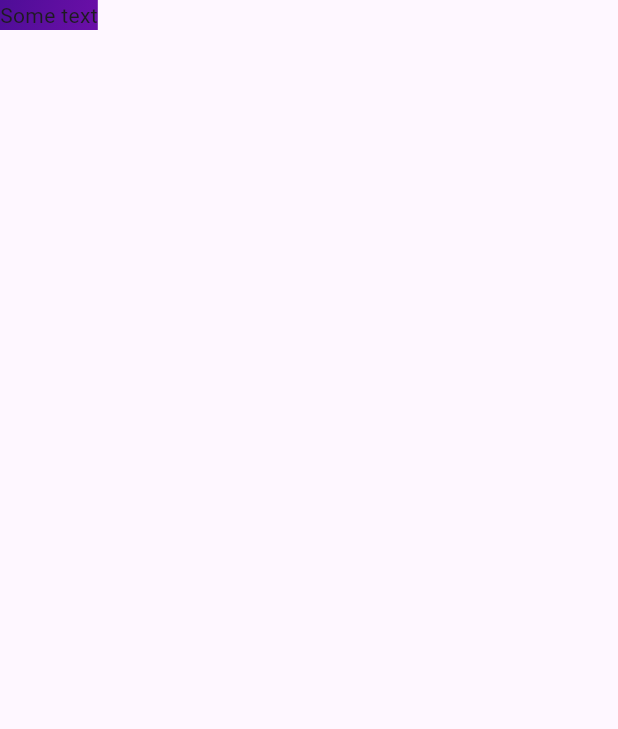
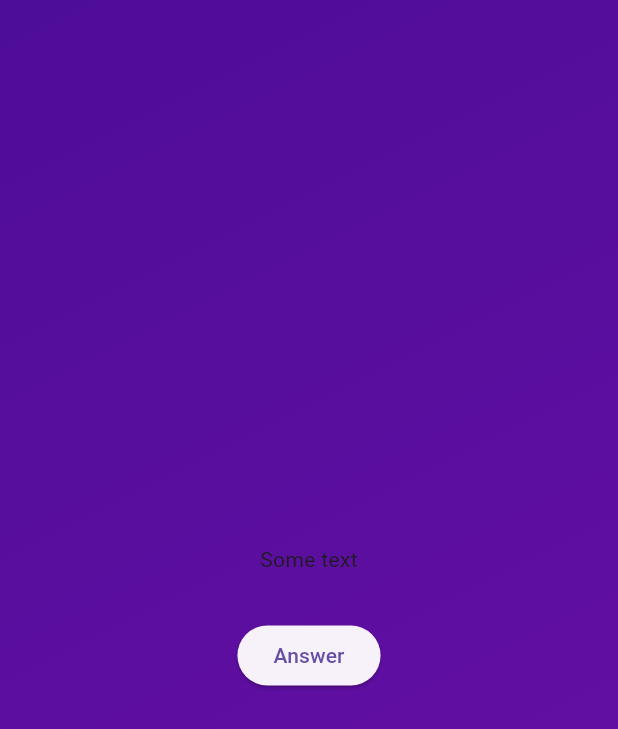
Before and after one commit to KotenkoNata/flutter_dart_course, a Flutter app: the screen it shows after launch, after a tap on "Start quiz", on a phone screen of 412 x 824 dp. Shown: the top 729 px of the screen. Run offline on Flutter 3.47's test engine with Material 3 defaults, Android fonts, the phone set to English and light mode, and no system bars.

Commit message:
feat: Configuring a Column

```diff
--- a/lib/questions_screen.dart
+++ b/lib/questions_screen.dart
@@ -1,6 +1,6 @@
 import 'package:flutter/material.dart';
 
-class QuestionsScreen extends StatefulWidget{
+class QuestionsScreen extends StatefulWidget {
   const QuestionsScreen({super.key});
 
   @override
@@ -9,10 +9,19 @@ class QuestionsScreen extends StatefulWidget{
   }
 }
 
-class _QuestionsScreenState extends State<QuestionsScreen>{
-
+class _QuestionsScreenState extends State<QuestionsScreen> {
   @override
-  Widget build(context){
-    return const Text("Some text");
+  Widget build(context) {
+    return SizedBox(
+      width: double.infinity,
+      child: Column(
+        mainAxisAlignment: MainAxisAlignment.center,
+        children: [
+          const Text('Some text'),
+          const SizedBox(height: 30),
+          ElevatedButton(onPressed: () {}, child: const Text('Answer'))
+        ],
+      ),
+    );
   }
 }
```
